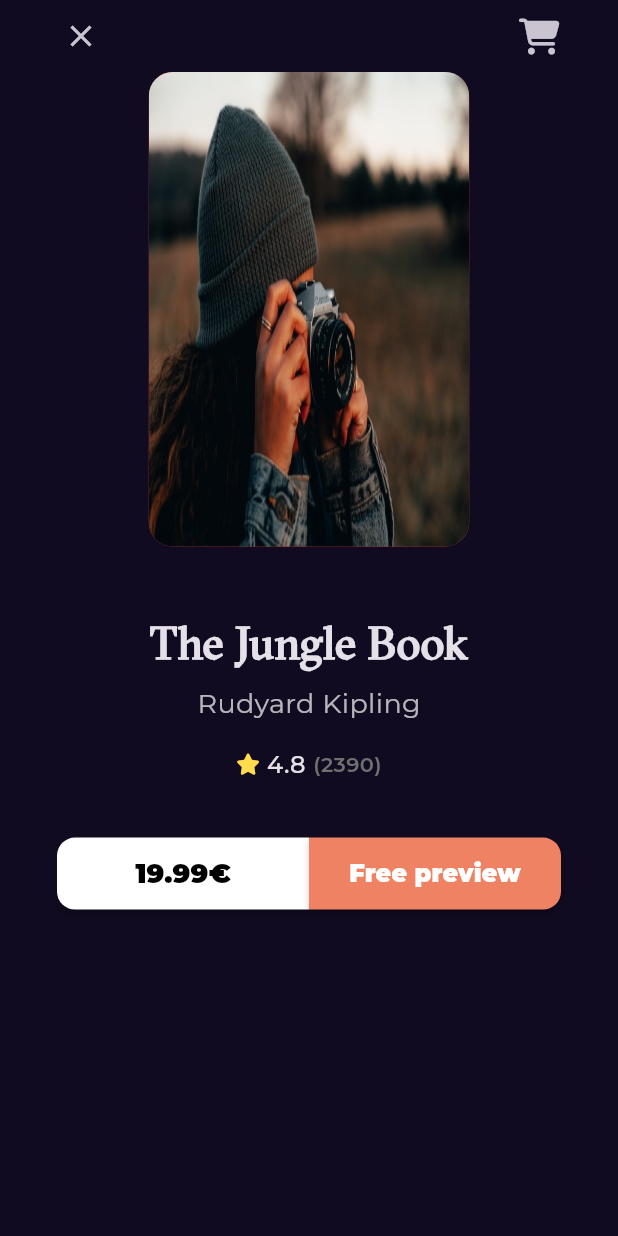
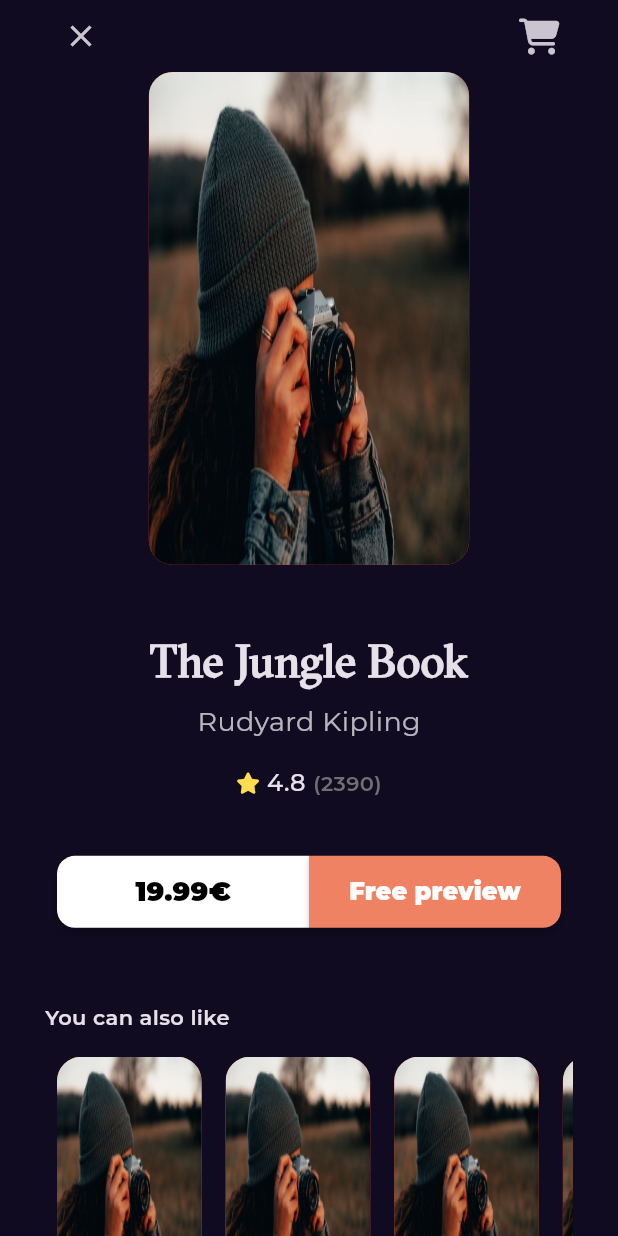
Before and after one commit to Ahmedmansor/bookly_app, a Flutter app: the screen it shows after launch, on a phone screen of 412 x 824 dp. Run offline on Flutter 3.47's test engine with Material 3 defaults, Android fonts, the phone set to English and light mode, and no system bars; our stand-ins replace font_awesome_flutter, go_router, google_fonts.

Commit message:
add custom scroll view in book detail view body

```diff
--- a/lib/features/home/presentation/views/widgets/book_details_view_body.dart
+++ b/lib/features/home/presentation/views/widgets/book_details_view_body.dart
@@ -1,10 +1,10 @@
 import 'package:bookly_app/core/utils/app_setting.dart';
 import 'package:bookly_app/core/utils/styles.dart';
-import 'package:bookly_app/core/widgets/custom_button.dart';
 import 'package:bookly_app/features/home/presentation/views/widgets/book_actions.dart';
 import 'package:bookly_app/features/home/presentation/views/widgets/book_rating.dart';
 import 'package:bookly_app/features/home/presentation/views/widgets/custom_app_bar_book_details.dart';
 import 'package:bookly_app/features/home/presentation/views/widgets/custom_book_image.dart';
+import 'package:bookly_app/features/home/presentation/views/widgets/you_can_also_like_list_view.dart';
 import 'package:flutter/material.dart';
 
 class BookDetailsViewBody extends StatelessWidget {
@@ -12,14 +12,18 @@ class BookDetailsViewBody extends StatelessWidget {
 
   @override
   Widget build(BuildContext context) {
-    return Padding(
+    return CustomScrollView(
+      slivers: [
+        SliverFillRemaining(
+          hasScrollBody: false,
+          child: Padding(
             padding: const EdgeInsets.symmetric(horizontal: 30),
             child: Column(
               children: [
                 const CustomAppBarBookDetails(),
                 Padding(
-            padding:
-                EdgeInsets.symmetric(horizontal: AppSettings.defultSize * 7),
+                  padding: EdgeInsets.symmetric(
+                      horizontal: AppSettings.defultSize * 7),
                   child: const CustomBookImage(),
                 ),
                 const SizedBox(
@@ -27,7 +31,8 @@ class BookDetailsViewBody extends StatelessWidget {
                 ),
                 Text(
                   'The Jungle Book',
-            style: Styles.textStyle30.copyWith(fontWeight: FontWeight.bold),
+                  style:
+                      Styles.textStyle30.copyWith(fontWeight: FontWeight.bold),
                 ),
                 const SizedBox(
                   height: 6,
@@ -46,8 +51,27 @@ class BookDetailsViewBody extends StatelessWidget {
                   height: 37,
                 ),
                 BookActions(),
+                const Expanded(
+                  child: SizedBox(
+                    height: 50,
+                  ),
+                ),
+                const Align(
+                  alignment: Alignment.centerLeft,
+                  child: Text(
+                    'You can also like',
+                    style: Styles.textStyle14,
+                  ),
+                ),
+                const SizedBox(
+                  height: 16,
+                ),
+                YouCanAlsoLikeListView(),
               ],
             ),
+          ),
+        )
+      ],
     );
   }
 }
--- a/lib/features/home/presentation/views/widgets/custom_book_image.dart
+++ b/lib/features/home/presentation/views/widgets/custom_book_image.dart
@@ -7,7 +7,7 @@ class CustomBookImage extends StatelessWidget {
   @override
   Widget build(BuildContext context) {
     return AspectRatio(
-      aspectRatio: 2.7 / 4,
+      aspectRatio: 2.6 / 4,
       child: Container(
         decoration: BoxDecoration(
             borderRadius: BorderRadius.circular(16),
--- /dev/null
+++ b/lib/features/home/presentation/views/widgets/you_can_also_like_list_view.dart
@@ -0,0 +1,24 @@
+import 'package:bookly_app/core/utils/app_setting.dart';
+import 'package:bookly_app/features/home/presentation/views/widgets/custom_book_image.dart';
+import 'package:flutter/material.dart';
+
+class YouCanAlsoLikeListView extends StatelessWidget {
+  const YouCanAlsoLikeListView({super.key});
+
+  @override
+  Widget build(BuildContext context) {
+    return SizedBox(
+      height: AppSettings.defultSize * 15,
+      child: ListView.builder(
+        scrollDirection: Axis.horizontal,
+        itemCount: 10,
+        itemBuilder: (context, index) {
+          return const Padding(
+            padding: EdgeInsets.symmetric(horizontal: 8),
+            child: CustomBookImage(),
+          );
+        },
+      ),
+    );
+  }
+}
```
Lines whose indentation alone changed are shown as unchanged.
